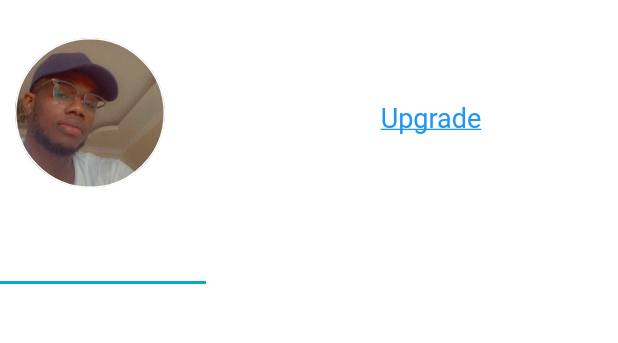
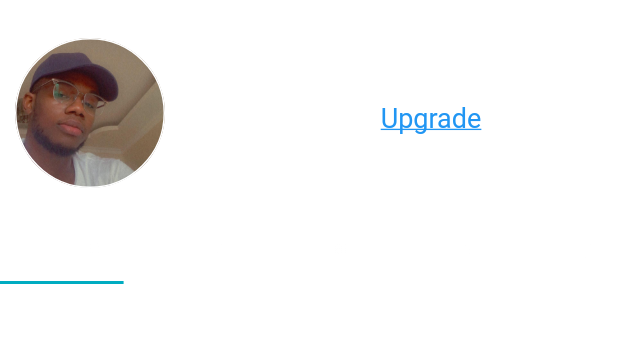
Before and after one commit to Rubinaldod/terera_, a Flutter app: the HomePage screen opened directly, item 2 of the bottom bar chosen, on a phone screen of 412 x 824 dp, the part 31-374 px from its top. Run offline on Flutter 3.47's test engine with Material 2 defaults, Android fonts, the phone set to English and light mode, and no system bars; missing offline and left inert: at_client_mobile, at_commons, at_onboarding_flutter, at_server_status, at_utils; statements that could not run were skipped.

```diff
--- a/lib/screens/body.dart
+++ b/lib/screens/body.dart
@@ -5,10 +5,6 @@ import 'package:terera_starter/widgets/topScroll.dart';
 import '../widgets/middleScroll.dart';
 
 class Body extends StatelessWidget {
-  const Body({
-    Key key,
-  }) : super(key: key);
-
   @override
   Widget build(BuildContext context) {
     return SingleChildScrollView(
@@ -16,7 +12,7 @@ class Body extends StatelessWidget {
         child: Container(
           child: Column(
             children: <Widget>[
-              topInfoAndOpt(),
+              TopInfoAndOpt(),
               SizedBox(
                 child: Container(
                   alignment: AlignmentDirectional.topStart,
--- a/lib/screens/homePage.dart
+++ b/lib/screens/homePage.dart
@@ -16,7 +16,7 @@ class _HomePageState extends State<HomePage> {
   int pageIndex = 0;
   List<Widget> pageList = <Widget>[
     Body(),
-    profileScreen(),
+    ProfileScreen(),
   ];
   @override
   Widget build(BuildContext context) {
--- a/lib/screens/pScreen.dart
+++ b/lib/screens/pScreen.dart
@@ -2,11 +2,7 @@ import 'package:flutter/material.dart';
 import 'package:terera_starter/widgets/topInfoandOpt.dart';
 import 'package:terera_starter/widgets/userInfo.dart';
 
-class profileScreen extends StatelessWidget {
-  const profileScreen({
-    Key key,
-  }) : super(key: key);
-
+class ProfileScreen extends StatelessWidget {
   @override
   Widget build(BuildContext context) {
     return DefaultTabController(
@@ -17,16 +13,18 @@ class profileScreen extends StatelessWidget {
           body: Container(
             child: Column(
               children: <Widget>[
-                topInfoAndOpt(),
-                userInfo(),
+                TopInfoAndOpt(),
+                UserInfo(),
                 SizedBox(
                   height: 15,
                 ),
                 TabBar(
                   tabs: [
                     Tab(text: 'Overview'),
-                    Tab(text: 'Public playlist  '),
-                    Tab(text: 'Followers(10)'),
+                    Tab(text: 'Public playlists'),
+                    Tab(text: 'Followers'),
+                    Tab(text: 'Following'),
+                    Tab(text: 'My playlist'),
                   ],
                 ),
                 Expanded(
@@ -44,6 +42,14 @@ class profileScreen extends StatelessWidget {
                         Icons.directions_bike,
                         color: Colors.white,
                       ),
+                      Icon(
+                        Icons.directions_car,
+                        color: Colors.white,
+                      ),
+                      Icon(
+                        Icons.directions_transit,
+                        color: Colors.white,
+                      ),
                     ],
                   ),
                 ),
--- a/lib/screens/profileScreen.dart
+++ b/lib/screens/profileScreen.dart
@@ -18,7 +18,7 @@ class _ProfilePageState extends State<ProfilePage> {
             child: Center(
               child: Column(
                 children: <Widget>[
-                  topInfoAndOpt(),
+                  TopInfoAndOpt(),
                   Container(
                     child: Row(
                       children: <Widget>[
--- a/lib/screens/profileScren.dart
+++ b/lib/screens/profileScren.dart
@@ -6,16 +6,16 @@ import 'package:terera_starter/widgets/userInfo.dart';
 
 import 'pScreen.dart';
 
-class ProfilePage extends StatefulWidget {
+class Profile extends StatefulWidget {
   @override
-  _ProfilePageState createState() => _ProfilePageState();
+  _ProfileState createState() => _ProfileState();
 }
 
-class _ProfilePageState extends State<ProfilePage> {
+class _ProfileState extends State<Profile> {
   @override
   Widget build(BuildContext context) {
     return MaterialApp(
-      home: profileScreen(),
+      home: ProfileScreen(),
     );
   }
 }
--- a/lib/widgets/Pages.dart
+++ b/lib/widgets/Pages.dart
@@ -14,11 +14,11 @@ class PageScroll extends StatelessWidget {
     return PageView(
       controller: controller,
       children: <Widget>[
+        Welcome(),
+        LoginScreen(),
         HomePage(),
         // Dashboard(),
-        //  ProfilePage(),
-        Welcome(),
-        LoginScreen(),
+        // ProfilePage(),
       ],
     );
   }
--- a/lib/widgets/topInfoandOpt.dart
+++ b/lib/widgets/topInfoandOpt.dart
@@ -1,10 +1,6 @@
 import 'package:flutter/material.dart';
 
-class topInfoAndOpt extends StatelessWidget {
-  const topInfoAndOpt({
-    Key key,
-  }) : super(key: key);
-
+class TopInfoAndOpt extends StatelessWidget {
   @override
   Widget build(BuildContext context) {
     return Container(
--- a/lib/widgets/userInfo.dart
+++ b/lib/widgets/userInfo.dart
@@ -1,10 +1,6 @@
 import 'package:flutter/material.dart';
 
-class userInfo extends StatelessWidget {
-  const userInfo({
-    Key key,
-  }) : super(key: key);
-
+class UserInfo extends StatelessWidget {
   @override
   Widget build(BuildContext context) {
     return Row(
```
Also changed, not shown: lib/screens/loginScreen.dart (+55 -5 lines), lib/service/client_sdk_service.dart (added, +139 -0 lines), lib/utils/at_conf.dart (added, +7 -0 lines), lib/utils/constants.dart (added, +16 -0 lines), pubspec.yaml (+7 -1 lines), pubspec.lock, 2 other files.
